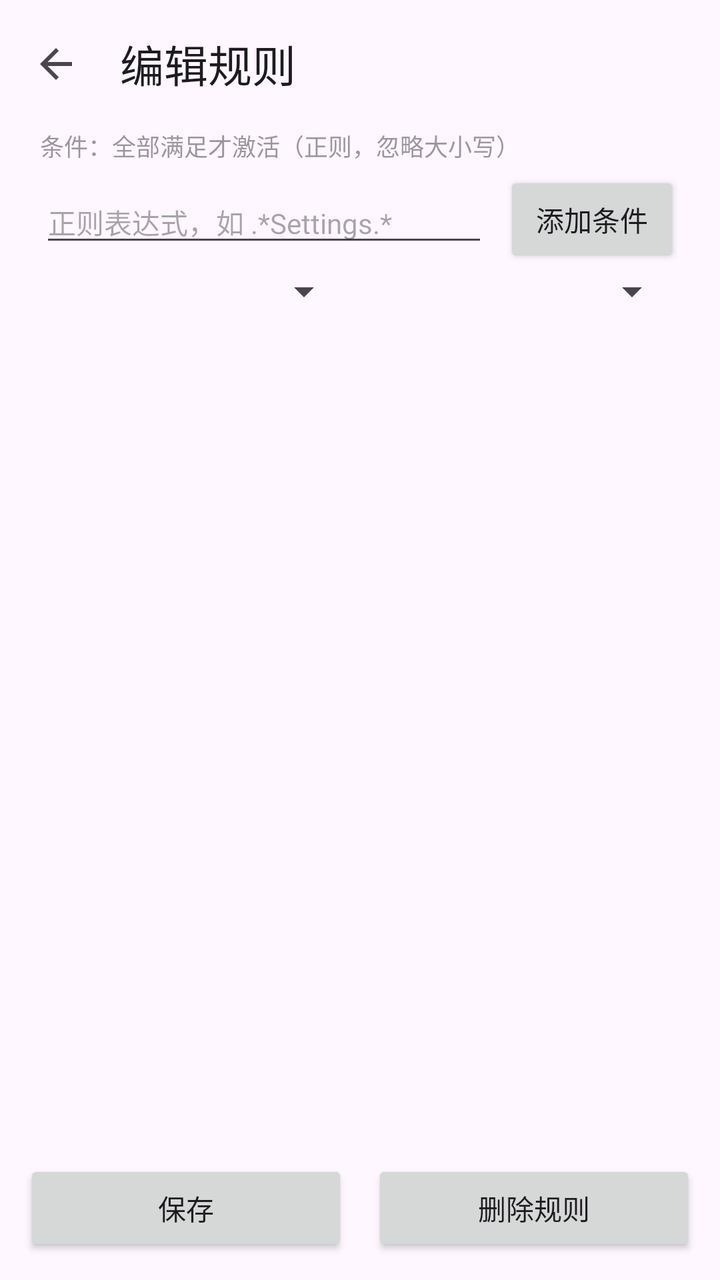
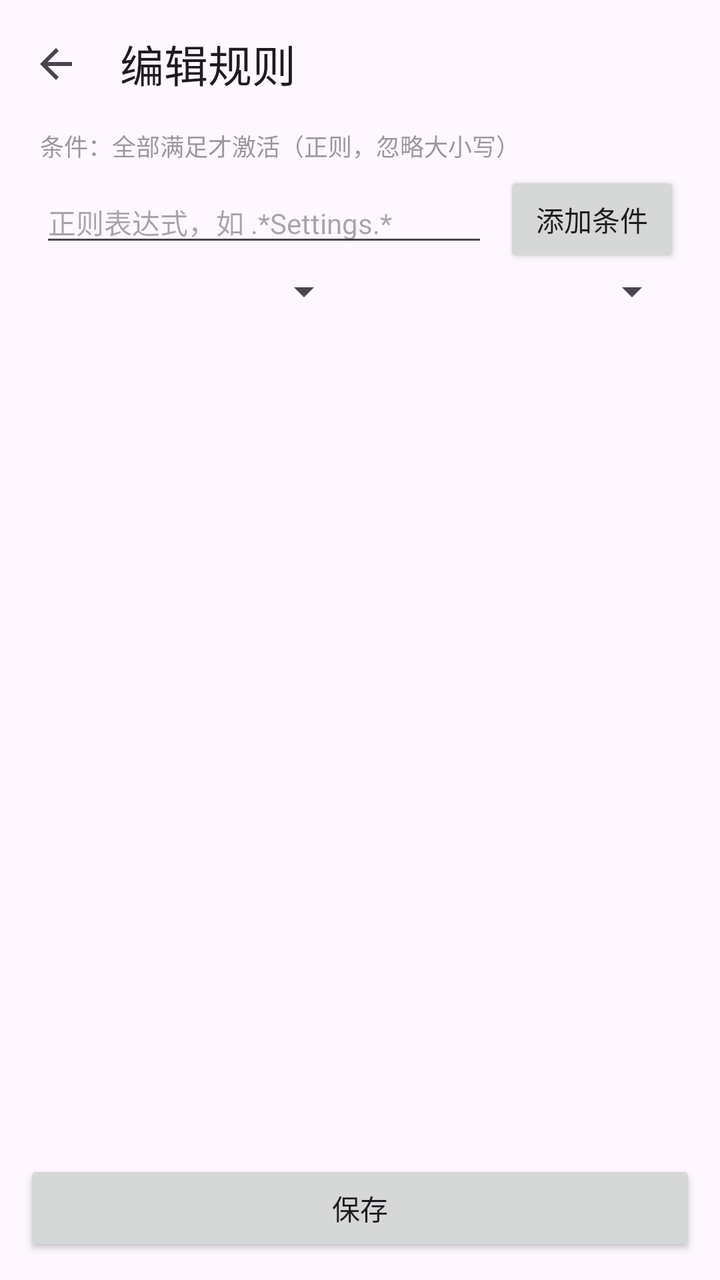

Compare the two renders of this Android layout. The source of the first and the diff that turns it into the second are given below.
<!-- AndroidManifest.xml: application theme Theme.OrientationManager -->
<!-- res/layout/activity_rule_edit.xml -->
<?xml version="1.0" encoding="utf-8"?>
<LinearLayout xmlns:android="http://schemas.android.com/apk/res/android"
    xmlns:app="http://schemas.android.com/apk/res-auto"
    android:layout_width="match_parent"
    android:layout_height="match_parent"
    android:orientation="vertical">

    <com.google.android.material.appbar.MaterialToolbar
        android:id="@+id/toolbar"
        android:layout_width="match_parent"
        android:layout_height="?attr/actionBarSize"
        app:navigationIcon="?attr/homeAsUpIndicator"
        app:title="@string/rule_edit_title" />

    <TextView
        android:layout_width="match_parent"
        android:layout_height="wrap_content"
        android:alpha="0.55"
        android:paddingStart="20dp"
        android:paddingEnd="20dp"
        android:text="@string/rule_edit_conditions"
        android:textSize="12sp" />

    <LinearLayout
        android:layout_width="match_parent"
        android:layout_height="wrap_content"
        android:gravity="center_vertical"
        android:orientation="horizontal"
        android:paddingStart="20dp"
        android:paddingTop="4dp"
        android:paddingEnd="20dp">

        <EditText
            android:id="@+id/rule_pattern"
            android:layout_width="0dp"
            android:layout_height="wrap_content"
            android:layout_weight="1"
            android:hint="@string/advanced_hint"
            android:importantForAutofill="no"
            android:inputType="text"
            android:maxLines="1"
            android:textSize="14sp" />

        <Button
            android:id="@+id/rule_add_condition"
            android:layout_width="wrap_content"
            android:layout_height="wrap_content"
            android:layout_marginStart="8dp"
            android:text="@string/rule_edit_add_condition" />
    </LinearLayout>

    <LinearLayout
        android:layout_width="match_parent"
        android:layout_height="wrap_content"
        android:gravity="center_vertical"
        android:orientation="horizontal"
        android:paddingStart="20dp"
        android:paddingEnd="20dp">

        <Spinner
            android:id="@+id/rule_field"
            android:layout_width="0dp"
            android:layout_height="wrap_content"
            android:layout_weight="1" />

        <Spinner
            android:id="@+id/rule_mode"
            android:layout_width="0dp"
            android:layout_height="wrap_content"
            android:layout_marginStart="8dp"
            android:layout_weight="1" />
    </LinearLayout>

    <ListView
        android:id="@+id/rule_conditions"
        android:layout_width="match_parent"
        android:layout_height="0dp"
        android:layout_weight="1"
        android:divider="@null"
        android:dividerHeight="0dp" />

    <LinearLayout
        android:layout_width="match_parent"
        android:layout_height="wrap_content"
        android:orientation="horizontal"
        android:padding="12dp">

        <Button
            android:id="@+id/rule_save"
            android:layout_width="0dp"
            android:layout_height="wrap_content"
            android:layout_weight="1"
            android:text="@string/rule_edit_save" />

        <Button
            android:id="@+id/rule_delete"
            android:layout_width="0dp"
            android:layout_height="wrap_content"
            android:layout_marginStart="12dp"
            android:layout_weight="1"
            android:text="@string/rule_edit_delete" />
    </LinearLayout>
</LinearLayout>
<!-- resources referenced by this layout -->
<resources>
  <string name="advanced_hint">正则表达式，如 .*Settings.*</string>
  <string name="rule_edit_add_condition">添加条件</string>
  <string name="rule_edit_conditions">条件：全部满足才激活（正则，忽略大小写）</string>
  <string name="rule_edit_delete">删除规则</string>
  <string name="rule_edit_save">保存</string>
  <string name="rule_edit_title">编辑规则</string>
  <style name="Theme.OrientationManager" parent="Theme.Material3.DayNight.NoActionBar">
          <item name="android:windowLayoutInDisplayCutoutMode">shortEdges</item>
      </style>
</resources>

<!-- the commit's change to res/layout/activity_rule_edit.xml (unified diff, before → after) -->
@@ -79,25 +79,10 @@
         android:divider="@null"
         android:dividerHeight="0dp" />
 
-    <LinearLayout
+    <Button
+        android:id="@+id/rule_save"
         android:layout_width="match_parent"
         android:layout_height="wrap_content"
-        android:orientation="horizontal"
-        android:padding="12dp">
-
-        <Button
-            android:id="@+id/rule_save"
-            android:layout_width="0dp"
-            android:layout_height="wrap_content"
-            android:layout_weight="1"
-            android:text="@string/rule_edit_save" />
-
-        <Button
-            android:id="@+id/rule_delete"
-            android:layout_width="0dp"
-            android:layout_height="wrap_content"
-            android:layout_marginStart="12dp"
-            android:layout_weight="1"
-            android:text="@string/rule_edit_delete" />
-    </LinearLayout>
+        android:layout_margin="12dp"
+        android:text="@string/rule_edit_save" />
 </LinearLayout>
<!-- resource entries referenced after the edit -->
@@ -3,7 +3,6 @@
   <string name="advanced_hint">正则表达式，如 .*Settings.*</string>
   <string name="rule_edit_add_condition">添加条件</string>
   <string name="rule_edit_conditions">条件：全部满足才激活（正则，忽略大小写）</string>
-  <string name="rule_edit_delete">删除规则</string>
   <string name="rule_edit_save">保存</string>
   <string name="rule_edit_title">编辑规则</string>
   <style name="Theme.OrientationManager" parent="Theme.Material3.DayNight.NoActionBar">
